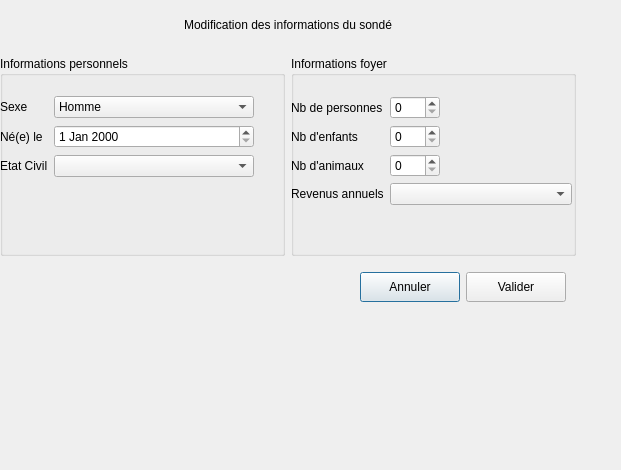
Dragorane/sondihm, file dialoggestioncompte.ui: the form before one commit.
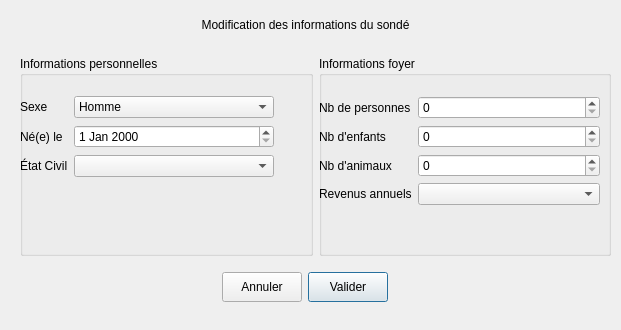
The form after the commit.

Commit message: Fixed mistakes and made the window more beautiful.

Diff of the .ui file:
```diff
--- a/dialoggestioncompte.ui
+++ b/dialoggestioncompte.ui
@@ -7,11 +7,11 @@
     <x>0</x>
     <y>0</y>
     <width>621</width>
-    <height>470</height>
+    <height>330</height>
    </rect>
   </property>
   <property name="windowTitle">
-   <string>Dialog</string>
+   <string>Gestion du compte</string>
   </property>
   <widget class="QWidget" name="verticalLayoutWidget">
    <property name="geometry">
@@ -50,8 +50,17 @@
       <property name="sizeConstraint">
        <enum>QLayout::SetMaximumSize</enum>
       </property>
+      <property name="leftMargin">
+       <number>20</number>
+      </property>
       <item>
        <widget class="QGroupBox" name="gbPerso">
+        <property name="sizePolicy">
+         <sizepolicy hsizetype="Preferred" vsizetype="Preferred">
+          <horstretch>0</horstretch>
+          <verstretch>0</verstretch>
+         </sizepolicy>
+        </property>
         <property name="maximumSize">
          <size>
           <width>400</width>
@@ -59,7 +68,7 @@
          </size>
         </property>
         <property name="title">
-         <string>Informations personnels</string>
+         <string>Informations personnelles</string>
         </property>
         <widget class="QWidget" name="formLayoutWidget">
          <property name="geometry">
@@ -84,7 +93,7 @@
            <number>20</number>
           </property>
           <property name="rightMargin">
-           <number>10</number>
+           <number>15</number>
           </property>
           <property name="bottomMargin">
            <number>10</number>
@@ -126,7 +135,7 @@
           <item row="2" column="0">
            <widget class="QLabel" name="etatCivilLab">
             <property name="text">
-             <string>Etat Civil</string>
+             <string>État Civil</string>
             </property>
            </widget>
           </item>
@@ -195,7 +204,7 @@
            <widget class="QSpinBox" name="nbPersonneSpinBox">
             <property name="maximumSize">
              <size>
-              <width>50</width>
+              <width>200</width>
               <height>30</height>
              </size>
             </property>
@@ -212,7 +221,7 @@
            <widget class="QSpinBox" name="nbEnfantSpinBox">
             <property name="maximumSize">
              <size>
-              <width>50</width>
+              <width>200</width>
               <height>30</height>
              </size>
             </property>
@@ -229,7 +238,7 @@
            <widget class="QSpinBox" name="nbAnimauxSpinBox">
             <property name="maximumSize">
              <size>
-              <width>50</width>
+              <width>200</width>
               <height>30</height>
              </size>
             </property>
@@ -281,7 +290,7 @@
          <enum>Qt::Horizontal</enum>
         </property>
         <property name="sizeType">
-         <enum>QSizePolicy::Fixed</enum>
+         <enum>QSizePolicy::Preferred</enum>
         </property>
         <property name="sizeHint" stdset="0">
          <size>
@@ -299,6 +308,9 @@
           <height>30</height>
          </size>
         </property>
+        <property name="focusPolicy">
+         <enum>Qt::NoFocus</enum>
+        </property>
         <property name="text">
          <string>Annuler</string>
         </property>
@@ -317,6 +329,22 @@
         </property>
        </widget>
       </item>
+      <item>
+       <spacer name="horizontalSpacer_2">
+        <property name="orientation">
+         <enum>Qt::Horizontal</enum>
+        </property>
+        <property name="sizeType">
+         <enum>QSizePolicy::Preferred</enum>
+        </property>
+        <property name="sizeHint" stdset="0">
+         <size>
+          <width>350</width>
+          <height>20</height>
+         </size>
+        </property>
+       </spacer>
+      </item>
      </layout>
     </item>
    </layout>
```
The commit also changes 1 other file.
